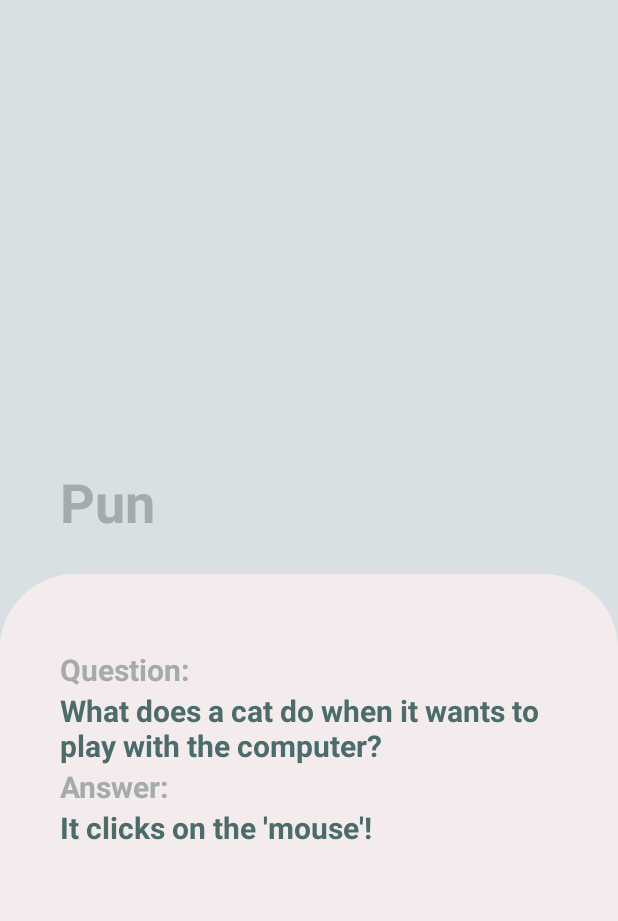
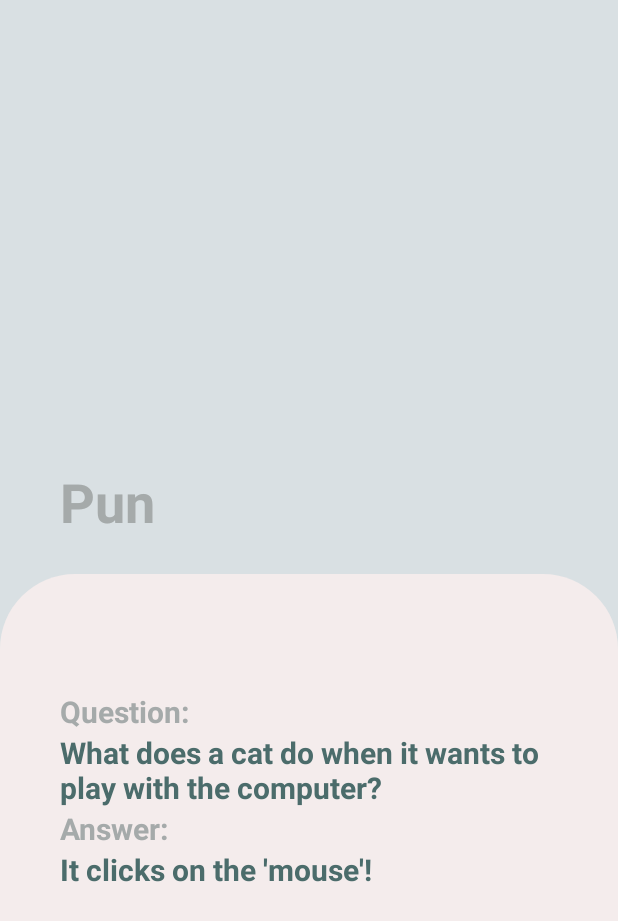
Before and after one commit to Kristal1ik/JokeApp, an Android app: the screen it shows after launch (MainActivity), after a tap on "What does a cat do when it wants to play", on a phone screen of 412 x 824 dp. Shown: the top 921 px of the screen. Run offline under Robolectric (Android 15) with nearby library versions, the phone set to English and light mode, and no system bars; 1 statement that could not run was skipped.

Commit message:
refactor(JokeGenerator.kt, fragment_joke_details.xml): some refactoring

```diff
--- a/app/src/main/java/com/kristallik/jokeapp/data/JokeGenerator.kt
+++ b/app/src/main/java/com/kristallik/jokeapp/data/JokeGenerator.kt
@@ -2,7 +2,7 @@ package com.kristallik.jokeapp.data
 
 import kotlin.random.Random
 
-// object, чтобы не создавался при каждом выхове новый экземпляр
+// object, чтобы не создавался при каждом вызове новый экземпляр
 object JokeGenerator {
     val jokes = ArrayList<Joke>()
     private val questions = listOf(
@@ -29,7 +29,7 @@ object JokeGenerator {
         jokes.clear()
         for (i in 0..<answers.size) {
             val position = Random.nextInt(0, questions.size)
-            jokes.add(i, Joke(i, "Pun", questions[position], answers[position]))
+            jokes.add(Joke(i, "Pun", questions[position], answers[position]))
         }
         return jokes
     }
--- a/app/src/main/res/layout/fragment_joke_details.xml
+++ b/app/src/main/res/layout/fragment_joke_details.xml
@@ -20,6 +20,7 @@
         app:layout_constraintStart_toStartOf="parent"
         app:layout_constraintTop_toTopOf="parent"
         app:layout_constraintVertical_bias="0.4" />
+
     <ScrollView
         android:layout_width="match_parent"
         android:layout_height="0dp"
@@ -31,16 +32,18 @@
         app:layout_constraintHorizontal_bias="0.0"
         app:layout_constraintStart_toStartOf="parent"
         app:layout_constraintTop_toBottomOf="@id/category">
+
         <LinearLayout
             android:id="@+id/linearlayout"
             android:layout_width="match_parent"
             android:layout_height="0dp"
             android:orientation="vertical">
+
             <LinearLayout
                 android:layout_width="match_parent"
                 android:layout_height="wrap_content"
                 android:layout_marginStart="40dp"
-            android:layout_marginTop="50dp"
+                android:layout_marginTop="78dp"
                 android:layout_marginEnd="40dp"
                 android:layout_weight="1"
                 android:orientation="vertical">
@@ -74,8 +77,8 @@
                 android:layout_height="wrap_content"
                 android:layout_marginStart="40dp"
                 android:layout_marginEnd="40dp"
+                android:layout_marginBottom="50dp"
                 android:layout_weight="7"
-            android:layout_marginBottom="50dp"
                 android:orientation="vertical">
 
                 <TextView
@@ -101,7 +104,6 @@
 
                 </TextView>
             </LinearLayout>
-
         </LinearLayout>
     </ScrollView>
 </androidx.constraintlayout.widget.ConstraintLayout>
```
Lines whose indentation alone changed are shown as unchanged.
